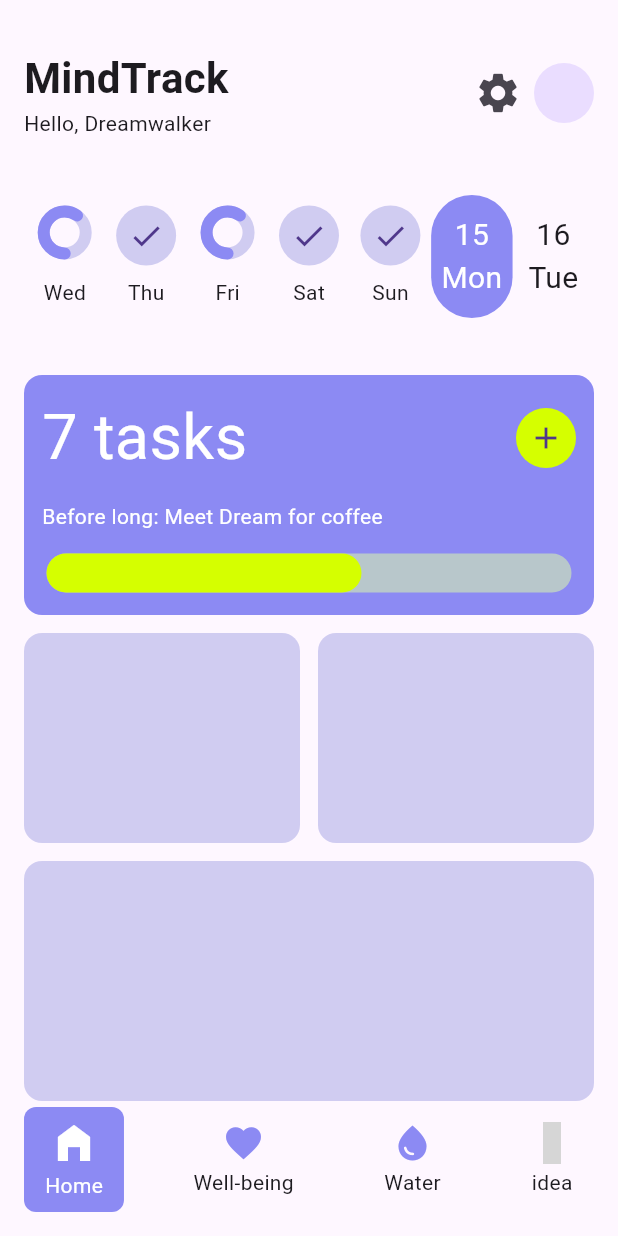
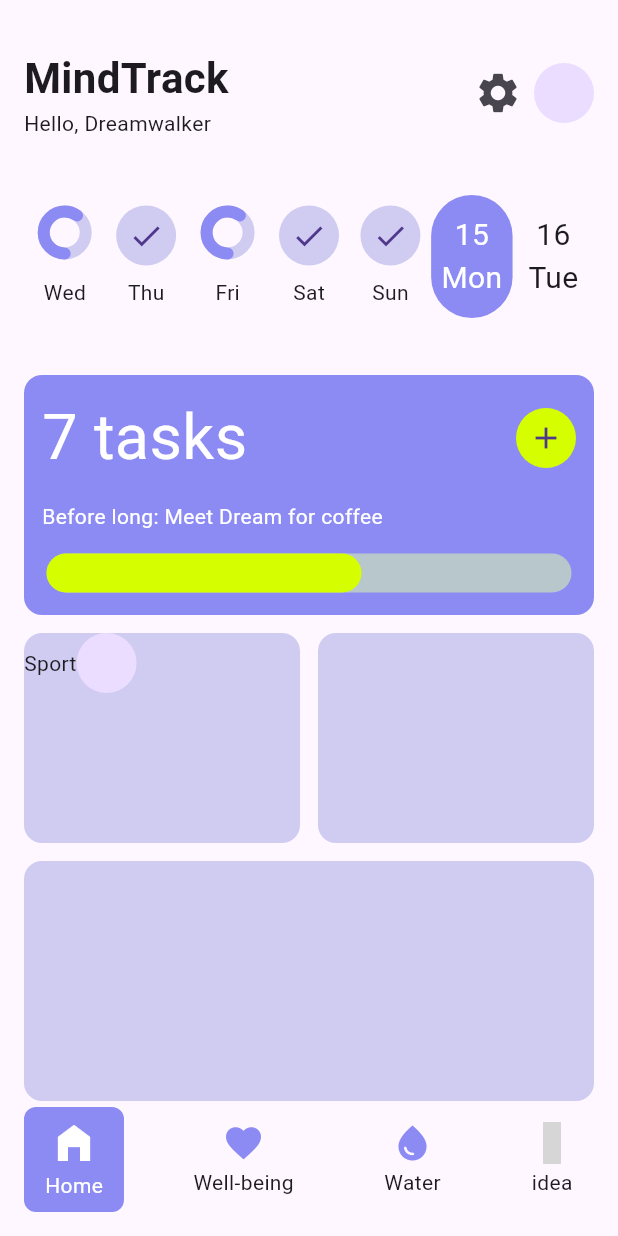
Before and after one commit to JAICHANGPARK/flutter_notebook_chapter_43, a Flutter app: the HabitJournalMainScreen screen opened directly, on a phone screen of 412 x 824 dp. Run offline on Flutter 3.47's test engine with Material 3 defaults, Android fonts, the phone set to English and light mode, and no system bars; drawn by our look-alikes of percent_indicator; our stand-ins replace gap, hugeicons; grey boxes are pictures that could not be loaded.

Commit message:
Update habit_journal_home_screen.dart

```diff
--- a/lib/ep2173_habit_journal_app/ui/home/habit_journal_home_screen.dart
+++ b/lib/ep2173_habit_journal_app/ui/home/habit_journal_home_screen.dart
@@ -116,7 +116,6 @@ class _HabitJournalHomeScreenState extends State<HabitJournalHomeScreen> {
                       child: Column(
                         mainAxisAlignment: MainAxisAlignment.center,
                         children: [
-
                           CircleAvatar(
                             radius: 20,
                             backgroundColor: Color.fromRGBO(208, 204, 241, 1),
@@ -133,7 +132,6 @@ class _HabitJournalHomeScreenState extends State<HabitJournalHomeScreen> {
                       child: Column(
                         mainAxisAlignment: MainAxisAlignment.center,
                         children: [
-
                           CircleAvatar(
                             radius: 20,
                             backgroundColor: Color.fromRGBO(208, 204, 241, 1),
@@ -155,7 +153,6 @@ class _HabitJournalHomeScreenState extends State<HabitJournalHomeScreen> {
                         child: Column(
                           mainAxisAlignment: MainAxisAlignment.center,
                           children: [
-
                             Text(
                               "15",
                               style: TextStyle(
@@ -251,12 +248,24 @@ class _HabitJournalHomeScreenState extends State<HabitJournalHomeScreen> {
                   spacing: 12,
                   children: [
                     Expanded(
-                        child: Container(
-                      decoration: BoxDecoration(
-                        color: Color.fromRGBO(208, 204, 241, 1),
-                        borderRadius: BorderRadius.circular(12),
+                      child: Container(
+                        decoration: BoxDecoration(
+                          color: Color.fromRGBO(208, 204, 241, 1),
+                          borderRadius: BorderRadius.circular(12),
+                        ),
+                        child: Column(
+                          crossAxisAlignment: CrossAxisAlignment.start,
+                          children: [
+                            Row(
+                              children: [
+                                Text("Sport"),
+                                CircleAvatar(),
+                              ],
+                            )
+                          ],
+                        ),
                       ),
-                    )),
+                    ),
                     Expanded(
                       child: Container(
                         decoration: BoxDecoration(
```
